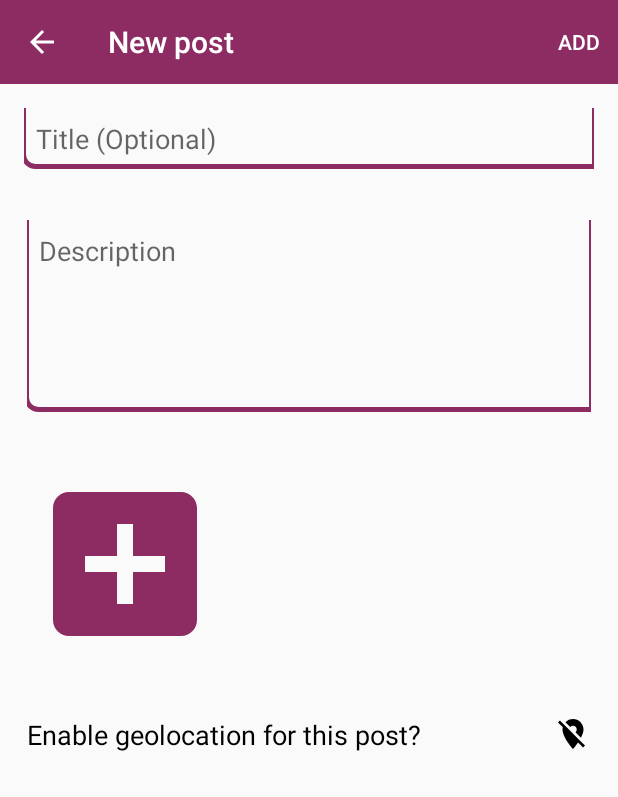
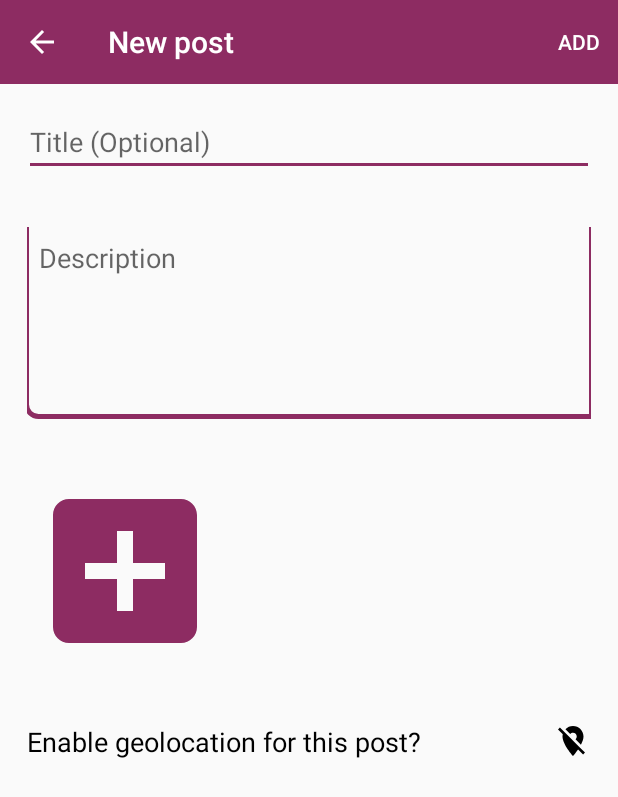
Before and after one commit to doubletapp/izjuminka-android, an Android app: the AddNewsActivity screen opened directly, with no data from a screen before it, on a phone screen of 412 x 824 dp. Shown: the top 797 px of the screen. Run offline under Robolectric (Android 15) with nearby library versions, the phone set to English and light mode, and no system bars; our stand-ins replace ButterKnife, Dagger/Hilt's generated code; libraries missing offline, so code that uses them is left out: com.vansuita.pickimage, com.vk.sdk; pictures from the network do not load; 1 statement that could not run was skipped.

Commit message:
#Card background with corners

```diff
--- a/Izjuminka/app/src/main/java/ru/doubletapp/android/izjuminka/view/rating/RatingAdapter.java
+++ b/Izjuminka/app/src/main/java/ru/doubletapp/android/izjuminka/view/rating/RatingAdapter.java
@@ -53,7 +53,7 @@ public class RatingAdapter extends RecyclerView.Adapter<RatingAdapter.RatingHold
                 .into(holder.mAvatar);
         holder.mHype.setText(user.getHype());
         holder.mPlace.setText(user.getPosition());
-        holder.mContainer.setBackgroundColor(ContextCompat.getColor(mContext, user.isYou() ? R.color.colorPrimaryVeryLight : android.R.color.white));
+        holder.mContainer.setCardBackgroundColor(ContextCompat.getColor(mContext, user.isYou() ? R.color.colorPrimaryVeryLight : android.R.color.white));
     }
 
     @Override
--- a/Izjuminka/app/src/main/res/layout/fragment_add_news.xml
+++ b/Izjuminka/app/src/main/res/layout/fragment_add_news.xml
@@ -37,10 +37,9 @@
             android:layout_width="match_parent"
             android:layout_height="wrap_content"
             android:layout_margin="16dp"
-            android:background="@drawable/edittext_background"
             android:hint="@string/title_hint"
-            android:maxLines="2"
-            android:padding="@dimen/spacing_8"/>
+            android:backgroundTint="@color/colorPrimary"
+            android:maxLines="2"/>
 
         <EditText
             android:id="@+id/add_news_description"
--- a/Izjuminka/app/src/main/res/layout/recycler_item_rating.xml
+++ b/Izjuminka/app/src/main/res/layout/recycler_item_rating.xml
@@ -13,7 +13,8 @@
     <LinearLayout
         android:layout_width="match_parent"
         android:layout_height="wrap_content"
-        android:orientation="horizontal">
+        android:orientation="horizontal"
+        android:background="@android:color/transparent">
 
         <TextView
             android:id="@+id/rating_place"
```
